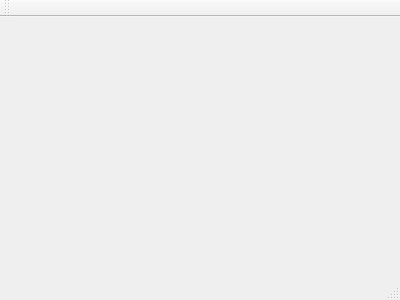
Before: the Qt Designer form connectwindow.ui in LNorbi94/DiagramQuery, drawn with Qt 5.
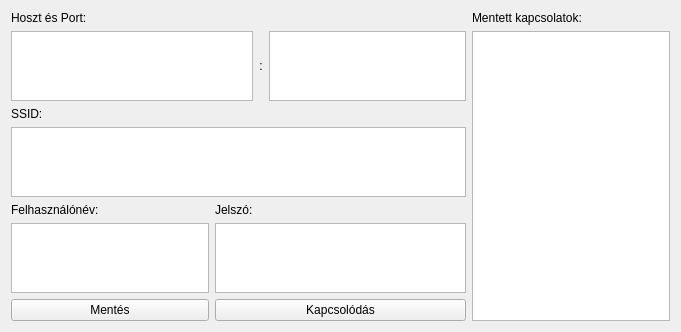
After: the same form once the commit is applied.

Diff of the .ui file:
```diff
--- a/connectwindow.ui
+++ b/connectwindow.ui
@@ -1,24 +1,138 @@
 <ui version="4.0">
  <class>ConnectWindow</class>
- <widget class="QMainWindow" name="ConnectWindow" >
-  <property name="geometry" >
+ <widget class="QMainWindow" name="ConnectWindow">
+  <property name="geometry">
    <rect>
     <x>0</x>
     <y>0</y>
-    <width>400</width>
-    <height>300</height>
+    <width>681</width>
+    <height>324</height>
    </rect>
   </property>
   <property name="windowTitle" >
    <string>ConnectWindow</string>
   </property>
-  <widget class="QMenuBar" name="menuBar" />
-  <widget class="QToolBar" name="mainToolBar" />
-  <widget class="QWidget" name="centralWidget" />
-  <widget class="QStatusBar" name="statusBar" />
+  <widget class="QWidget" name="centralWidget">
+   <layout class="QGridLayout" name="gridLayout">
+    <item row="1" column="2">
+     <widget class="QLabel" name="lbColon">
+      <property name="text">
+       <string>:</string>
+      </property>
+      <property name="alignment">
+       <set>Qt::AlignCenter</set>
+      </property>
+     </widget>
+    </item>
+    <item row="1" column="3">
+     <widget class="QPlainTextEdit" name="tEditPort">
+      <property name="inputMethodHints">
+       <set>Qt::ImhNone</set>
+      </property>
+      <property name="placeholderText">
+       <string/>
+      </property>
+     </widget>
+    </item>
+    <item row="1" column="0" colspan="2">
+     <widget class="QPlainTextEdit" name="tEditHost">
+      <property name="inputMethodHints">
+       <set>Qt::ImhUrlCharactersOnly</set>
+      </property>
+      <property name="placeholderText">
+       <string/>
+      </property>
+     </widget>
+    </item>
+    <item row="0" column="0">
+     <widget class="QLabel" name="lbHost">
+      <property name="text">
+       <string>Hoszt és Port:</string>
+      </property>
+     </widget>
+    </item>
+    <item row="1" column="4" rowspan="6">
+     <widget class="QListWidget" name="lwConnections"/>
+    </item>
+    <item row="2" column="0">
+     <widget class="QLabel" name="lbService">
+      <property name="text">
+       <string>SSID:</string>
+      </property>
+     </widget>
+    </item>
+    <item row="3" column="0" colspan="4">
+     <widget class="QPlainTextEdit" name="tEditService">
+      <property name="inputMethodHints">
+       <set>Qt::ImhNone</set>
+      </property>
+      <property name="placeholderText">
+       <string/>
+      </property>
+     </widget>
+    </item>
+    <item row="6" column="0">
+     <widget class="QPushButton" name="pbSave">
+      <property name="text">
+       <string>Mentés</string>
+      </property>
+     </widget>
+    </item>
+    <item row="6" column="1" colspan="3">
+     <widget class="QPushButton" name="pbConnect">
+      <property name="text">
+       <string>Kapcsolódás</string>
+      </property>
+     </widget>
+    </item>
+    <item row="5" column="0">
+     <widget class="QPlainTextEdit" name="tEditUsername">
+      <property name="inputMethodHints">
+       <set>Qt::ImhNone</set>
+      </property>
+      <property name="placeholderText">
+       <string/>
+      </property>
+     </widget>
+    </item>
+    <item row="5" column="1" colspan="3">
+     <widget class="QPlainTextEdit" name="tEditPassword">
+      <property name="inputMethodHints">
+       <set>Qt::ImhSensitiveData</set>
+      </property>
+      <property name="documentTitle">
+       <string>a</string>
+      </property>
+      <property name="placeholderText">
+       <string/>
+      </property>
+     </widget>
+    </item>
+    <item row="4" column="0">
+     <widget class="QLabel" name="lbUsername">
+      <property name="text">
+       <string>Felhasználónév:</string>
+      </property>
+     </widget>
+    </item>
+    <item row="4" column="1">
+     <widget class="QLabel" name="lbPassword">
+      <property name="text">
+       <string>Jelszó:</string>
+      </property>
+     </widget>
+    </item>
+    <item row="0" column="4">
+     <widget class="QLabel" name="lbConnections">
+      <property name="text">
+       <string>Mentett kapcsolatok:</string>
+      </property>
+     </widget>
+    </item>
+   </layout>
+  </widget>
  </widget>
- <layoutDefault spacing="6" margin="11" />
- <pixmapfunction></pixmapfunction>
+ <layoutdefault spacing="6" margin="11"/>
  <resources/>
  <connections/>
 </ui>
```
Left out of the diff: 3 changed lines with no effect on the pictures.
